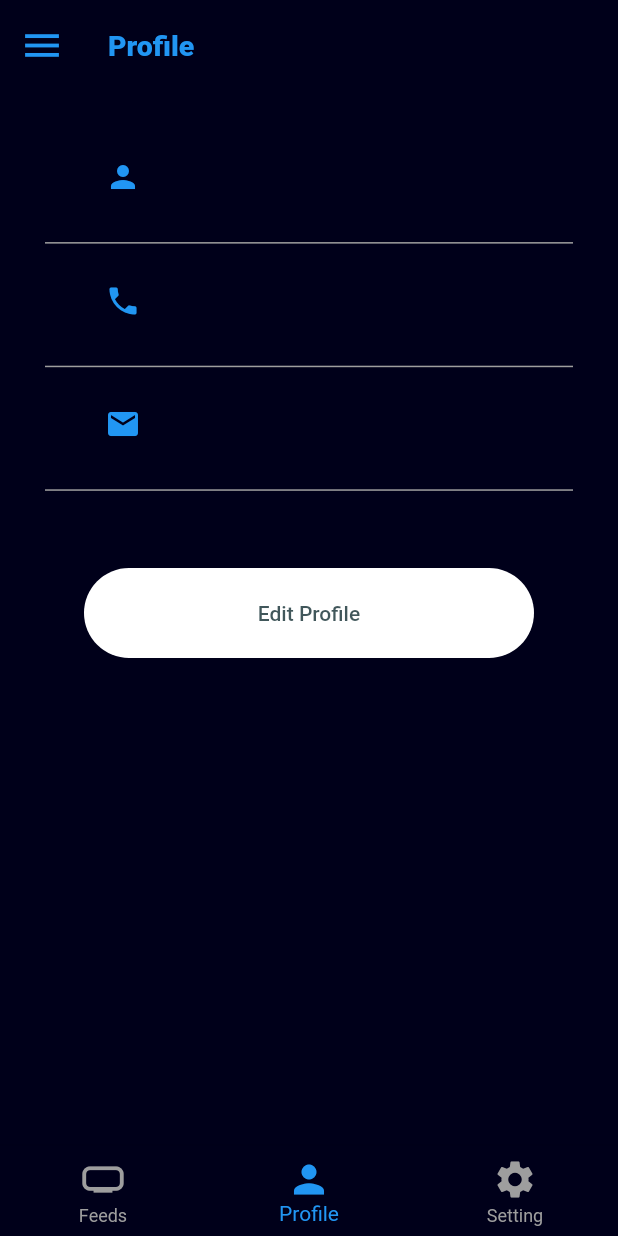
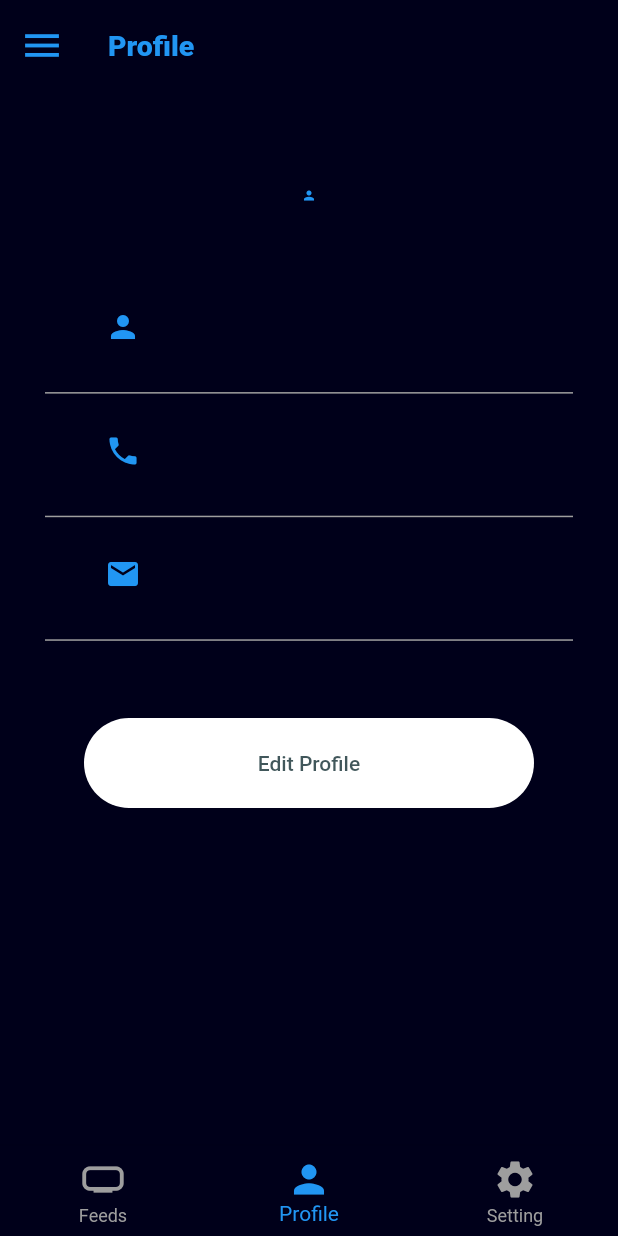
Before and after one commit to lae168/flutter_news_app, a Flutter app: the HomeScreen screen opened directly, item 2 of the bottom bar chosen, after a tap on the "person" icon, on a phone screen of 412 x 824 dp. Run offline on Flutter 3.47's test engine with Material 2 defaults, Android fonts, the phone set to English and light mode, and no system bars; our stand-ins replace firebase_auth, firebase_core, firebase_storage, image_cropper, image_picker, pull_to_refresh and 2 more; accounts and stored records are empty; network calls fail.

Commit message:
added function of choosing  profilepic and show in other view but nor responsive

```diff
--- a/lib/main.dart
+++ b/lib/main.dart
@@ -1,6 +1,7 @@
 import 'package:fb_ui_prj/const/theme_data_const.dart';
 import 'package:fb_ui_prj/provider/fav_provider.dart';
 import 'package:fb_ui_prj/provider/font_provider.dart';
+import 'package:fb_ui_prj/provider/propic_provider.dart';
 import 'package:fb_ui_prj/provider/theme_provider.dart';
 import 'package:fb_ui_prj/view/business_article_view.dart';
 import 'package:fb_ui_prj/view/ent_article_view.dart';
@@ -73,7 +74,9 @@ class _MyAppState extends State<MyApp> {
           ChangeNotifierProvider(
             create: (_) => RefreshProviderForEntArticles(),
           ),
-
+          ChangeNotifierProvider(
+            create: (context) => ProfilePictureProvider(),
+          ),
         ],
         builder: (context, child) {
           final provider = Provider.of<ThemeProvider>(context);
--- /dev/null
+++ b/lib/provider/propic_provider.dart
@@ -0,0 +1,24 @@
+import 'package:flutter/foundation.dart';
+import 'package:shared_preferences/shared_preferences.dart';
+
+class ProfilePictureProvider extends ChangeNotifier {
+  String? _selectedPictureUri;
+
+  String? get selectedPictureUri => _selectedPictureUri;
+
+  ProfilePictureProvider() {
+    loadProfilePicture();
+  }
+  Future<void> loadProfilePicture() async {
+    SharedPreferences prefs = await SharedPreferences.getInstance();
+    _selectedPictureUri = prefs.getString('profilePicture');
+    notifyListeners();
+  }
+
+  Future<void> setProfilePicture(String uri) async {
+    SharedPreferences prefs = await SharedPreferences.getInstance();
+    await prefs.setString('profilePicture', uri);
+    _selectedPictureUri = uri;
+    notifyListeners();
+  }
+}
--- a/lib/storage/shared_preference_manager.dart
+++ b/lib/storage/shared_preference_manager.dart
@@ -34,21 +34,18 @@ class SharedPreferencesManager {
   }
 
   Future<String?> readFirstName({required String key}) async {
-    //every key must be String
     SharedPreferences prefs = await SharedPreferences.getInstance();
     String? result = prefs.getString(key);
     return result;
   }
 
   Future<String?> readLastName({required String key}) async {
-    //every key must be String
     SharedPreferences prefs = await SharedPreferences.getInstance();
     String? result = prefs.getString(key);
     return result;
   }
 
   Future<String?> readEmailOrPhone({required String key}) async {
-    //every key must be String
     SharedPreferences prefs = await SharedPreferences.getInstance();
     String? result = prefs.getString(key);
     return result;
@@ -78,15 +75,23 @@ class SharedPreferencesManager {
 
   static const String THEME_STATUS = "THEMESTATUS";
 
-  setDarkTheme(bool value) async{
+  setDarkTheme(bool value) async {
     SharedPreferences prefs = await SharedPreferences.getInstance();
     prefs.setBool(THEME_STATUS, value);
   }
 
-  Future<bool> getDarkTheme() async{
+  Future<bool> getDarkTheme() async {
     SharedPreferences prefs = await SharedPreferences.getInstance();
     return prefs.getBool(THEME_STATUS) ?? false;
   }
 
+  Future<void> saveProfilePicture(String imageUri) async {
+    SharedPreferences prefs = await SharedPreferences.getInstance();
+    await prefs.setString('profilePicture', imageUri);
+  }
 
+  Future<String?> getProfilePicture() async {
+    SharedPreferences prefs = await SharedPreferences.getInstance();
+    return prefs.getString('profilePicture');
+  }
 }
--- a/lib/view/home_view.dart
+++ b/lib/view/home_view.dart
@@ -1,4 +1,3 @@
-import 'package:fb_ui_prj/storage/shared_preference_manager.dart';
 import 'package:fb_ui_prj/view/feeds_view.dart';
 import 'package:fb_ui_prj/view/fav_article_view.dart';
 import 'package:fb_ui_prj/view/login_view.dart';
@@ -7,6 +6,7 @@ import 'package:fb_ui_prj/view/settings_view.dart';
 import 'package:flutter/material.dart';
 import 'package:provider/provider.dart';
 import '../provider/font_provider.dart';
+import '../provider/propic_provider.dart';
 import '../services/auth_service.dart';
 import 'package:url_launcher/url_launcher.dart';
 
@@ -44,9 +44,8 @@ class _HomeScreenState extends State<HomeScreen> {
   }
 
   // THIS IS BOTTOM NAV BAR
-  Widget _setBottomNavBar(){
+  Widget _setBottomNavBar() {
     return BottomNavigationBar(
-            // backgroundColor: const Color.fromARGB(223, 38, 63, 67),
         currentIndex: _selectedIndex,
         selectedItemColor: Colors.blue,
         unselectedItemColor: Colors.grey,
@@ -72,10 +71,14 @@ class _HomeScreenState extends State<HomeScreen> {
         ]);
   }
 
-
   // THIS IS SIDE DRAWER
   Widget _setSideDrawer() {
     Size size = MediaQuery.of(context).size;
+    Provider.of<ProfilePictureProvider>(context, listen: false)
+        .loadProfilePicture();
+
+    String? selectedPictureUri =
+        Provider.of<ProfilePictureProvider>(context).selectedPictureUri;
     return Drawer(
       child: ListView(
         padding: EdgeInsets.zero,
@@ -86,16 +89,20 @@ class _HomeScreenState extends State<HomeScreen> {
               mainAxisAlignment: MainAxisAlignment.center,
               crossAxisAlignment: CrossAxisAlignment.start,
               children: [
-                GestureDetector(
-                    onTap: (() {}),
-                    child: const Icon(
+                // THIS IS PROFILE PICTURE
+                selectedPictureUri != null
+                    ? Container(
+                        padding: const EdgeInsets.only(bottom: 10),
+                        margin: const EdgeInsets.fromLTRB(0, 0, 50, 0),
+                        child: Image.network(selectedPictureUri),
+                      )
+                    : const Icon(
                         Icons.person,
-                      size: 30.0,
+                        size: 30,
                         color: Colors.blue,
-                    )),
-                SizedBox(height: size.width / 10),
+                      ),
 
-                // THIS IS USER'S EMAIL ACCOUNT WHEN HE OR SHE LOGIN
+                // THIS IS USER'S EMAIL ACCOUNT WHEN USER LOGINS
                 Text(
                   AuthService().currentUser!.email.toString(),
                   style: const TextStyle(
@@ -105,6 +112,10 @@ class _HomeScreenState extends State<HomeScreen> {
                 )
               ],
             ),
+          ),
+
+          const SizedBox(
+            height: 80,
           ),
           const Divider(
             color: Colors.white,
--- a/lib/view/login_view.dart
+++ b/lib/view/login_view.dart
@@ -1,6 +1,5 @@
 import 'package:fb_ui_prj/storage/shared_preference_manager.dart';
 import 'package:fb_ui_prj/view/home_view.dart';
-
 import 'package:flutter/material.dart';
 import '../services/auth_service.dart';
 import 'signup_view.dart';
@@ -17,7 +16,6 @@ class _LoginScreenState extends State<LoginScreen> {
   // bool _rememberMe = false;
   final TextEditingController _emailController = TextEditingController();
   final TextEditingController _passwordController = TextEditingController();
-  final TextEditingController _phoneController = TextEditingController();
 
   Future<void> signInWithEmailAndPassword() async {
     try {
@@ -125,7 +123,7 @@ class _LoginScreenState extends State<LoginScreen> {
             height: 40,
             child: ElevatedButton(
               style: ElevatedButton.styleFrom(
-                primary: const Color.fromARGB(223, 38, 63, 67),
+                backgroundColor: const Color.fromARGB(223, 38, 63, 67),
               ),
               onPressed: () {
                 Navigator.pushReplacement(context,
--- a/lib/view/profile_view.dart
+++ b/lib/view/profile_view.dart
@@ -1,13 +1,13 @@
+import 'dart:io';
 import 'package:fb_ui_prj/services/auth_service.dart';
 import 'package:fb_ui_prj/storage/shared_preference_manager.dart';
-import 'package:fb_ui_prj/view/signup_view.dart';
-import 'package:fb_ui_prj/view/user_image.dart';
+import 'package:firebase_storage/firebase_storage.dart';
 import 'package:flutter/material.dart';
+import 'package:image_picker/image_picker.dart';
 import 'package:provider/provider.dart';
-
 import '../model/profile_model.dart';
 import '../provider/profile_provider.dart';
-
+import '../provider/propic_provider.dart';
 import 'edit_profile_view.dart';
 
 class ProfileScreen extends StatefulWidget {
@@ -18,7 +18,41 @@ class ProfileScreen extends StatefulWidget {
 }
 
 class _ProfileScreenState extends State<ProfileScreen> {
-  late String imageUrl = "";
+  String imageUrl = "";
+
+  void pickUploadImage() async {
+    final image = await ImagePicker().pickImage(
+        source: ImageSource.gallery,
+        maxWidth: 512,
+        maxHeight: 512,
+        imageQuality: 75);
+
+    Reference ref = FirebaseStorage.instance.ref().child("profile_img.png");
+    await ref.putFile(File(image!.path));
+    ref.getDownloadURL().then((value) {
+      print(value);
+      setState(() {
+        imageUrl = value;
+      });
+      SharedPreferencesManager()
+          .saveProfilePicture(value); //  Save to shared preferences
+
+    // EDIT CODE HERE
+      Provider.of<ProfilePictureProvider>(context, listen: false)
+          .setProfilePicture(value);
+    });
+  }
+
+  @override
+  void initState() {
+    super.initState();
+    // Retrieve saved profile picture URI when the widget initializes
+    SharedPreferencesManager().getProfilePicture().then((uri) {
+      setState(() {
+        imageUrl = uri!;
+      });
+    });
+  }
 
   @override
   Widget build(BuildContext context) {
@@ -64,7 +98,6 @@ class _ProfileScreenState extends State<ProfileScreen> {
           SizedBox(
               height: double.infinity,
               child: ListView(
-                  // physics: const AlwaysScrollableScrollPhysics(),
                   padding: const EdgeInsets.symmetric(
                     horizontal: 30,
                     vertical: 20,
@@ -77,14 +110,26 @@ class _ProfileScreenState extends State<ProfileScreen> {
                             mainAxisAlignment: MainAxisAlignment.center,
                             crossAxisAlignment: CrossAxisAlignment.center,
                             children: <Widget>[
-// ADDD CODE HERE  =>>>>
-                              // UserImage(
-                              //   onFileChanged: (imageUrl) {
-                              //     setState(() {
-                              //       this.imageUrl = imageUrl;
-                              //     });
-                              //   },
-                              // ),
+                              // PROFILE PICTURE
+                              GestureDetector(
+                                onTap: () {
+                                  pickUploadImage();
+                                },
+                                child: Container(
+                                  width: 3000,
+                                  height: 100,
+                                  alignment: Alignment.center,
+                                  child: Center(
+                                    child: imageUrl == ""
+                                        ? const Icon(
+                                            Icons.person,
+                                            size: 10,
+                                            color: Colors.blue,
+                                          )
+                                        : Image.network(imageUrl),
+                                  ),
+                                ),
+                              ),
 
                               // NAME
                               Container(
@@ -114,6 +159,7 @@ class _ProfileScreenState extends State<ProfileScreen> {
                                   },
                                 ),
                               ),
+
                               // PHONE
                               Container(
                                 height: size.width / 5,
@@ -145,6 +191,7 @@ class _ProfileScreenState extends State<ProfileScreen> {
                                   },
                                 ),
                               ),
+
                               // EMAIL
                               Container(
                                 height: size.width / 5,
@@ -174,10 +221,12 @@ class _ProfileScreenState extends State<ProfileScreen> {
                                   },
                                 ),
                               ),
+
                               SizedBox(
                                 height: size.width / 8,
                               ),
-                              //EDIT
+
+                              //EDIT BUTTON
                               Container(
                                   decoration: BoxDecoration(
                                       color: Colors.white,
--- a/lib/view/world_article_view.dart
+++ b/lib/view/world_article_view.dart
@@ -12,9 +12,9 @@ List<Article>? articles = [];
 class RefreshProviderForWorldArticles extends ChangeNotifier {
   late BuildContext context;
   List<Article> articleList = [];
-  int max_count = 3;
+  int max_count = 10;
   RefreshController refreshController =
-      RefreshController(initialRefresh: false);
+      RefreshController(initialRefresh: true);
 
   AticleViewModel() {
     _initArticleViewModel();
```
Lines whose indentation alone changed are shown as unchanged.
